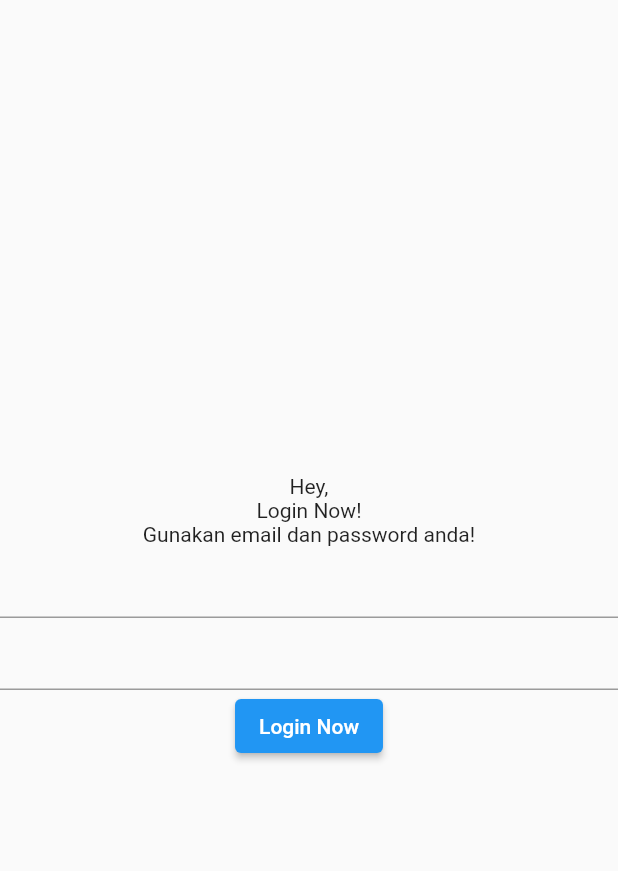
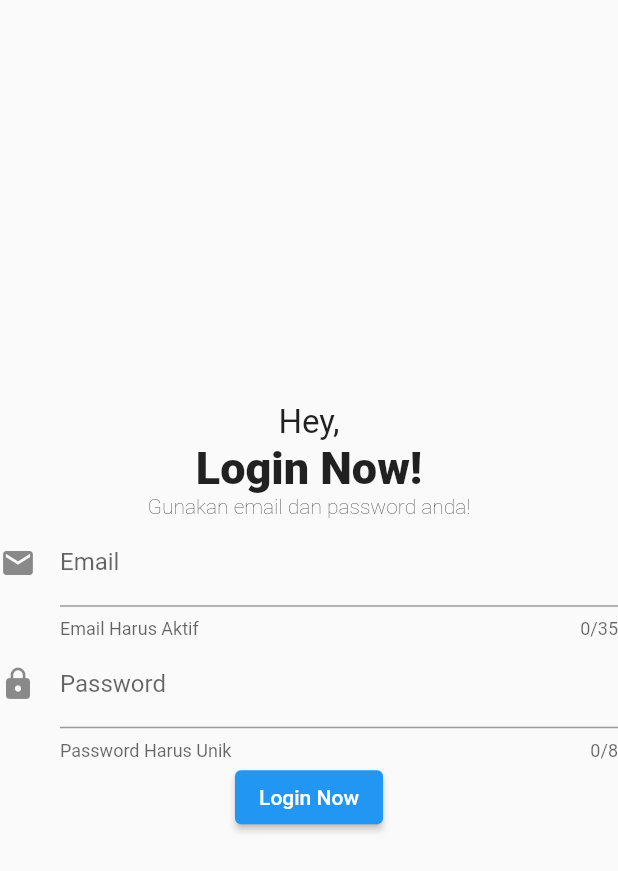
Before and after one commit to Azlan-saja/app_6sib1, a Flutter app: the screen it shows after launch, on a phone screen of 412 x 824 dp. Shown: the top 871 px of the screen. Run offline on Flutter 3.47's test engine with Material 2 defaults, Android fonts, the phone set to English and light mode, and no system bars.

Commit message:
Reseuble Widget TextFormField

```diff
--- a/lib/login.dart
+++ b/lib/login.dart
@@ -10,11 +10,26 @@ class MyLogin extends StatelessWidget {
       body: Column(
         mainAxisAlignment: MainAxisAlignment.center,
         children: [
-          const Text('Hey,'),
-          const Text('Login Now!'),
-          const Text('Gunakan email dan password anda!'),
-          TextFormField(),
-          TextFormField(),
+          const MyTextSedang(text: 'Hey,'),
+          const MyTextBesar(text: 'Login Now!'),
+          const MyTextKecil(text: 'Gunakan email dan password anda!'),
+          MyTextFormField(
+            onChanged: (value) {},
+            keyboardType: TextInputType.emailAddress,
+            maxLength: 35,
+            labelText: 'Email',
+            helperText: 'Email Harus Aktif',
+            icon: Icons.email,
+          ),
+          MyTextFormField(
+            obscureText: true,
+            onChanged: (value) {},
+            keyboardType: TextInputType.visiblePassword,
+            maxLength: 8,
+            labelText: 'Password',
+            helperText: 'Password Harus Unik',
+            icon: Icons.lock,
+          ),
           ElevatedButton(onPressed: () {}, child: const Text('Login Now')),
         ],
       ),
--- a/lib/widget/my_widget.dart
+++ b/lib/widget/my_widget.dart
@@ -19,3 +19,78 @@ class MyTextBesar extends StatelessWidget {
     );
   }
 }
+
+class MyTextSedang extends StatelessWidget {
+  final String text;
+
+  const MyTextSedang({
+    super.key,
+    required this.text,
+  });
+
+  @override
+  Widget build(BuildContext context) {
+    return Text(
+      text,
+      style: const TextStyle(
+        fontSize: 22,
+        fontWeight: FontWeight.w400,
+      ),
+    );
+  }
+}
+
+class MyTextKecil extends StatelessWidget {
+  final String text;
+
+  const MyTextKecil({
+    super.key,
+    required this.text,
+  });
+
+  @override
+  Widget build(BuildContext context) {
+    return Text(
+      text,
+      style: const TextStyle(
+        fontSize: 14,
+        fontWeight: FontWeight.w200,
+      ),
+    );
+  }
+}
+
+class MyTextFormField extends StatelessWidget {
+  final bool obscureText;
+  final Function(String)? onChanged;
+  final TextInputType keyboardType;
+  final int maxLength;
+  final String labelText, helperText;
+  final IconData icon;
+
+  const MyTextFormField({
+    super.key,
+    this.obscureText = false,
+    required this.onChanged,
+    required this.keyboardType,
+    required this.maxLength,
+    required this.labelText,
+    required this.helperText,
+    required this.icon,
+  });
+
+  @override
+  Widget build(BuildContext context) {
+    return TextFormField(
+      obscureText: obscureText,
+      onChanged: onChanged,
+      keyboardType: keyboardType,
+      maxLength: maxLength,
+      decoration: InputDecoration(
+        labelText: labelText,
+        helperText: helperText,
+        icon: Icon(icon),
+      ),
+    );
+  }
+}
```
